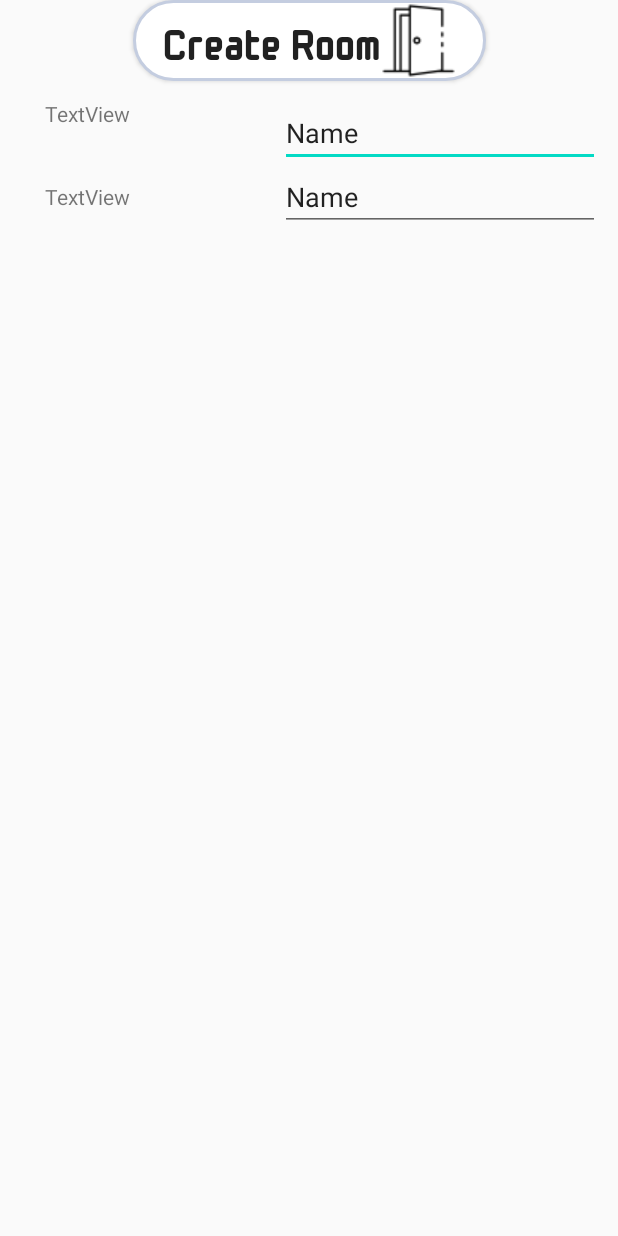
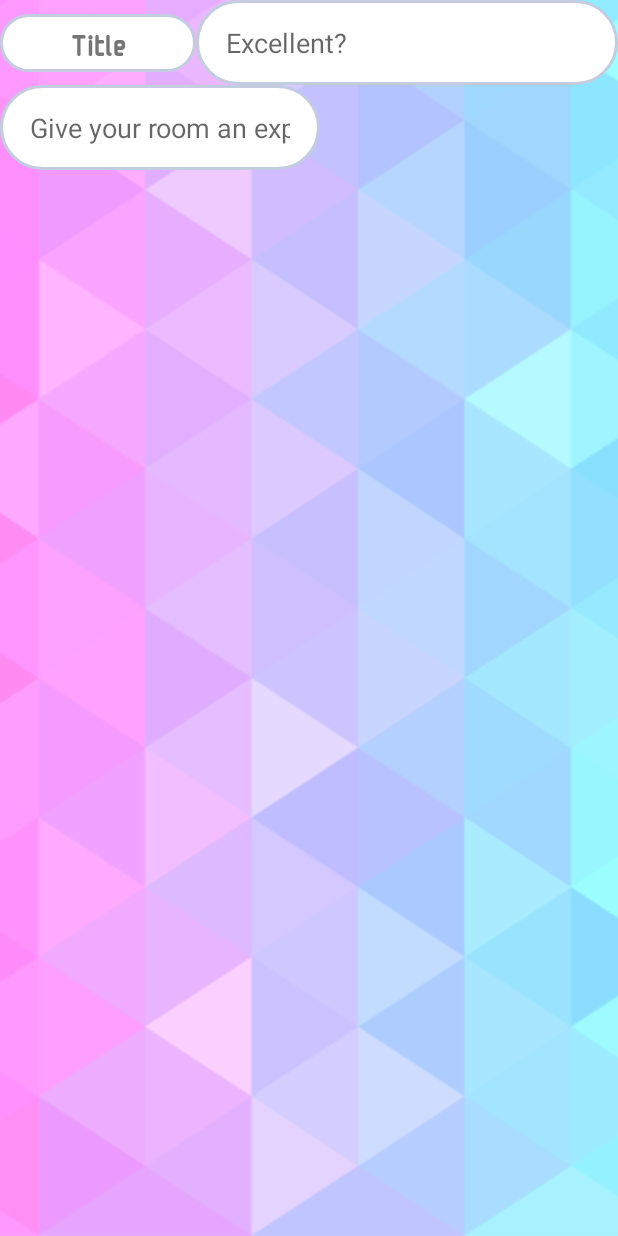
Before and after one commit to tanmoon20/SweetzMobileApp, an Android app: the layout activity_create_quiz.xml on its own in the app's theme, with its tools: preview values and no code run, on a phone screen of 412 x 824 dp. Run offline under Robolectric (Android 15) with nearby library versions, the phone set to English and light mode, and no system bars; Roboto replaces fonts that are not available here.

Commit message:
enyee update1

```diff
--- a/app/src/main/java/my/edu/utar/sweetzmobileapp/CreateQuizActivity.java
+++ b/app/src/main/java/my/edu/utar/sweetzmobileapp/CreateQuizActivity.java
@@ -8,6 +8,6 @@ public class CreateQuizActivity extends AppCompatActivity {
     @Override
     protected void onCreate(Bundle savedInstanceState) {
         super.onCreate(savedInstanceState);
-        setContentView(R.layout.activity_create_quiz);
+        setContentView(R.layout.activity_create_room);
     }
 }
--- a/app/src/main/res/layout/activity_create_quiz.xml
+++ b/app/src/main/res/layout/activity_create_quiz.xml
@@ -1,73 +1,67 @@
 <?xml version="1.0" encoding="utf-8"?>
-<android.support.constraint.ConstraintLayout xmlns:android="http://schemas.android.com/apk/res/android"
+<androidx.constraintlayout.widget.ConstraintLayout xmlns:android="http://schemas.android.com/apk/res/android"
     xmlns:app="http://schemas.android.com/apk/res-auto"
     xmlns:tools="http://schemas.android.com/tools"
     android:layout_width="match_parent"
-    android:layout_height="match_parent">
+    android:layout_height="match_parent"
+    android:background="@drawable/purple_to_blue_bg">
 
+    <TextView
+        android:id="@+id/enter_code_textview"
+        android:layout_width="0dp"
+        android:layout_height="wrap_content"
+        android:background="@drawable/rounded_edge_all"
+        android:fontFamily="@font/monomaniac_one"
+        android:text="Title"
+        android:textAlignment="center"
+        android:textSize="20dp"
+        app:layout_constraintBottom_toBottomOf="@+id/edit_enter_code"
+        app:layout_constraintEnd_toEndOf="@+id/tag_textview"
+        app:layout_constraintStart_toStartOf="@+id/tag_textview"
+        app:layout_constraintTop_toTopOf="@+id/edit_enter_code" />
 
-    <Button
-        android:id="@+id/button"
+    <EditText
+        android:id="@+id/edit_enter_code"
+        android:layout_width="0dp"
+        android:layout_height="wrap_content"
+        android:background="@drawable/rounded_edge_all"
+        android:ems="10"
+        android:hint="Excellent?"
+        android:paddingHorizontal="20dp"
+        android:paddingVertical="16dp"
+        app:layout_constraintEnd_toEndOf="parent"
+        app:layout_constraintStart_toEndOf="@+id/enter_code_textview"
+        app:layout_constraintTop_toTopOf="parent" />
+
+    <TextView
+        android:id="@+id/tag_textview"
         android:layout_width="wrap_content"
         android:layout_height="wrap_content"
-        android:text="Create Room"
-        app:layout_constraintEnd_toEndOf="parent"
+        android:background="@drawable/rounded_edge_all"
+        android:fontFamily="@font/monomaniac_one"
+        android:paddingHorizontal="22dp"
+        android:text="Description"
+        android:textAlignment="center"
+        android:textSize="20dp"
+        app:layout_constraintBottom_toBottomOf="@+id/edit_tag"
         app:layout_constraintStart_toStartOf="parent"
-        app:layout_constraintTop_toTopOf="parent"
-        android:drawableRight="@drawable/open_door"
-        android:background="@drawable/rounded_edge_all"
-        android:paddingHorizontal="20dp"
-        android:paddingVertical="2dp"
-        android:textAllCaps="false"
-        android:fontFamily="@font/monomaniac_one"
-        android:textSize="30dp"/>
-
-    <TextView
-        android:id="@+id/textView3"
-        android:layout_width="wrap_content"
-        android:layout_height="wrap_content"
-        android:layout_marginStart="12dp"
-        android:layout_marginTop="12dp"
-        android:text="TextView"
-        app:layout_constraintEnd_toStartOf="@+id/editTextText"
-        app:layout_constraintHorizontal_bias="0.15"
-        app:layout_constraintStart_toStartOf="parent"
-        app:layout_constraintTop_toBottomOf="@+id/button" />
+        app:layout_constraintTop_toTopOf="@+id/edit_tag" />
 
     <EditText
-        android:id="@+id/editTextText"
-        android:layout_width="wrap_content"
+        android:id="@+id/edit_tag"
+        android:layout_width="0dp"
         android:layout_height="wrap_content"
-        android:layout_marginEnd="12dp"
+        android:background="@drawable/rounded_edge_all"
         android:ems="10"
+        android:gravity="top|start"
+        android:hint="Give your room an explanation"
         android:inputType="text"
-        android:text="Name"
-        app:layout_constraintBottom_toBottomOf="@+id/textView3"
-        app:layout_constraintEnd_toEndOf="parent"
-        app:layout_constraintHorizontal_bias="1.0"
-        app:layout_constraintStart_toEndOf="@+id/button"
-        app:layout_constraintTop_toTopOf="@+id/textView3"
-        app:layout_constraintVertical_bias="0.0" />
+        android:lines="5"
+        android:paddingHorizontal="20dp"
+        android:paddingVertical="16dp"
+        android:scrollbars="vertical"
+        app:layout_constraintEnd_toEndOf="@+id/edit_room_title"
+        app:layout_constraintStart_toStartOf="@+id/edit_room_title"
+        app:layout_constraintTop_toBottomOf="@+id/edit_enter_code" />
 
-    <TextView
-        android:id="@+id/textView4"
-        android:layout_width="wrap_content"
-        android:layout_height="wrap_content"
-        android:layout_marginTop="36dp"
-        android:text="TextView"
-        app:layout_constraintEnd_toEndOf="@+id/textView3"
-        app:layout_constraintStart_toStartOf="@+id/textView3"
-        app:layout_constraintTop_toBottomOf="@+id/textView3" />
-
-    <EditText
-        android:id="@+id/editTextText2"
-        android:layout_width="wrap_content"
-        android:layout_height="wrap_content"
-        android:ems="10"
-        android:inputType="text"
-        android:text="Name"
-        app:layout_constraintBottom_toBottomOf="@+id/textView4"
-        app:layout_constraintEnd_toEndOf="@+id/editTextText"
-        app:layout_constraintStart_toStartOf="@+id/editTextText"
-        app:layout_constraintTop_toTopOf="@+id/textView4" />
-</android.support.constraint.ConstraintLayout>
+</androidx.constraintlayout.widget.ConstraintLayout>
--- a/app/src/main/res/values/themes.xml
+++ b/app/src/main/res/values/themes.xml
@@ -2,8 +2,8 @@
     <!-- Base application theme. -->
     <style name="Theme.SweetzMobileApp" parent="Theme.AppCompat.Light.DarkActionBar">
         <!-- Primary brand color. -->
-        <item name="colorPrimary">@color/purple_500</item>
-        <item name="colorPrimaryDark">@color/purple_700</item>
+        <item name="colorPrimary">@color/white</item>
+        <item name="colorPrimaryDark">@color/black</item>
         <item name="colorAccent">@color/teal_200</item>
         <!-- Customize your theme here. -->
     </style>
```
Also changed, not shown: app/src/main/res/drawable/baseline_qr_code_24.xml (added, +15 -0 lines), app/src/main/res/drawable/less_rounded_edge.xml (added, +24 -0 lines), app/src/main/res/drawable/rectangle.xml (added, +9 -0 lines), app/src/main/res/layout/activity_create_room.xml (added, +198 -0 lines), app/src/main/res/layout/activity_main.xml (+1 -10 lines), app/src/main/res/layout/bottom_navigation_menu.xml (added, +19 -0 lines), app/src/main/res/menu/bottom_navigation_menu.xml (+10 -4 lines).
